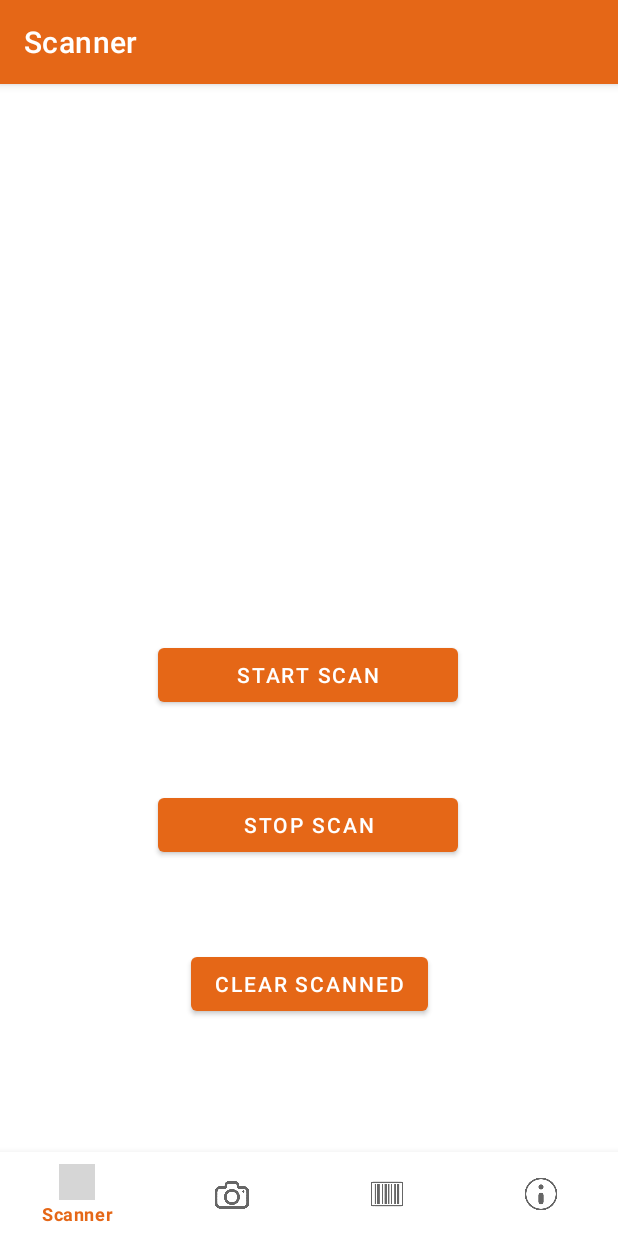
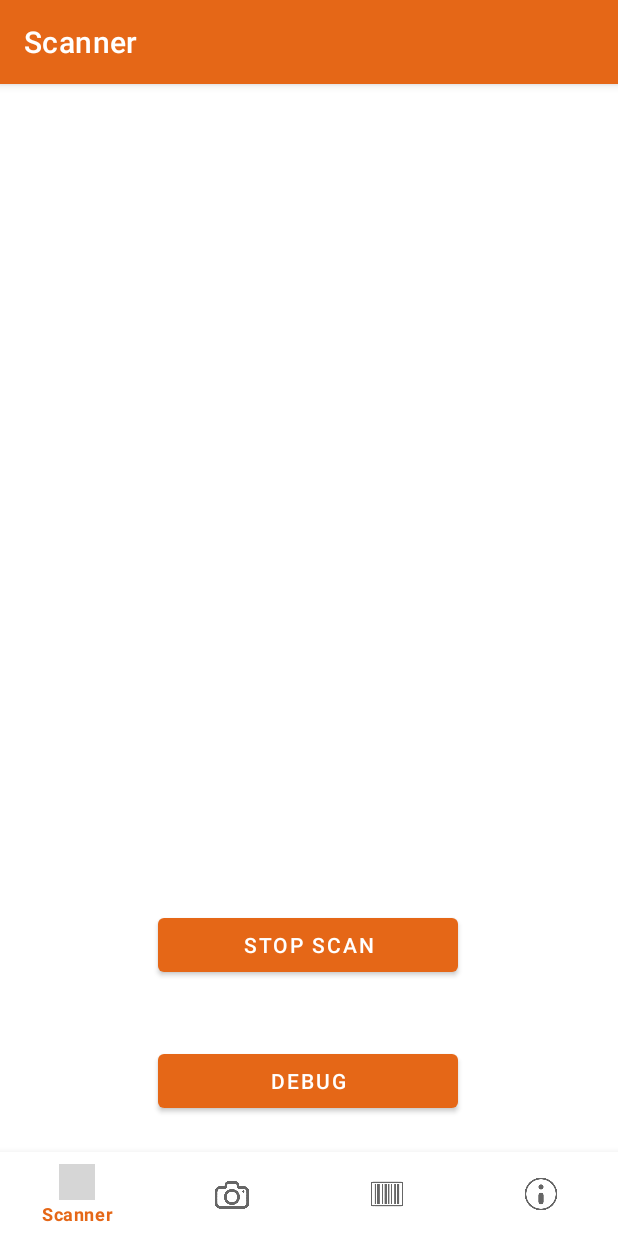
Before and after one commit to nqnewlin/BarcodeGenerator, an Android app: the screen it shows after launch (MainActivity), after a tap on "START SCAN", on a phone screen of 412 x 824 dp. Run offline under Robolectric (Android 15) with nearby library versions, the light colour scheme and no system bars; our stand-ins replace EventBus, Room's generated code, navigation-ui; 1 other tap on this screen came first; grey boxes are pictures that could not be loaded.

Commit message:
Moved delete to barcode fragment.

```diff
--- a/app/src/main/AndroidManifest.xml
+++ b/app/src/main/AndroidManifest.xml
@@ -16,7 +16,9 @@
         android:theme="@style/Theme.BarcodeGenerator">
         <activity
             android:name=".MainActivity"
-            android:label="@string/app_name">
+            android:label="@string/app_name"
+            android:configChanges="orientation|screenSize|keyboard"
+            android:screenOrientation="portrait">
             <intent-filter>
                 <action android:name="android.intent.action.MAIN" />
 
@@ -26,6 +28,7 @@
         <activity android:name=".DisplayBarcodes"
             android:theme="@style/Theme.BarcodeGenerator"
             android:parentActivityName=".MainActivity"
+            android:screenOrientation="portrait"
             >
             <meta-data
                 android:name="android.support.PARENT_ACTIVITY"
--- a/app/src/main/java/com/newlin/barcodegenerator/ui/helpers/SwipeToDeleteCallback.java
+++ b/app/src/main/java/com/newlin/barcodegenerator/ui/helpers/SwipeToDeleteCallback.java
@@ -94,6 +94,6 @@ abstract public class SwipeToDeleteCallback extends ItemTouchHelper.Callback {
 
     @Override
     public float getSwipeThreshold(@NonNull RecyclerView.ViewHolder viewHolder) {
-        return 0.7f;
+        return 0.4f;
     }
 }
--- a/app/src/main/java/com/newlin/barcodegenerator/ui/scanner/ScannerFragment.java
+++ b/app/src/main/java/com/newlin/barcodegenerator/ui/scanner/ScannerFragment.java
@@ -6,6 +6,9 @@ import android.content.Intent;
 import android.media.projection.MediaProjectionManager;
 import android.os.Bundle;
 import android.view.LayoutInflater;
+import android.view.Menu;
+import android.view.MenuInflater;
+import android.view.MenuItem;
 import android.view.View;
 import android.view.ViewGroup;
 import android.widget.Button;
@@ -37,28 +40,20 @@ public class ScannerFragment extends Fragment {
 
 
         Button startButton = (Button) root.findViewById(R.id.button);
+        startButton.setText("Start Scan");
         startButton.setOnClickListener(new View.OnClickListener() {
             public void onClick(View v) {
-               ((MainActivity) getActivity()).startProjection(root);
+                scanButton(root, startButton);
             }
         });
 
+        // TODO remove this button when debug not needed
         Button stopButton = (Button) root.findViewById(R.id.button2);
         stopButton.setOnClickListener(new View.OnClickListener() {
             public void onClick(View v) {
                 ((MainActivity) getActivity()).stopProjection(root);
             }
         });
-
-        Button clearButton = (Button) root.findViewById(R.id.button3);
-        clearButton.setOnClickListener(new View.OnClickListener() {
-            public void onClick(View v) {
-                ((MainActivity) getActivity()).deleteScannedList();
-            }
-        });
-
-
-
 
         return root;
     }
@@ -73,7 +68,19 @@ public class ScannerFragment extends Fragment {
         }
     }
 
-
-
-
+    public void scanButton(View view, Button button) {
+        String name = button.getText().toString();
+        switch (name){
+            case "Start Scan":
+                button.setText("Stop Scan");
+                ((MainActivity) getActivity()).startProjection(view);
+                break;
+            case "Stop Scan":
+                button.setText("Start Scan");
+                ((MainActivity) getActivity()).stopProjection(view);
+                break;
+            default:
+                break;
+        }
+    }
 }
--- a/app/src/main/res/layout/display_barcodes.xml
+++ b/app/src/main/res/layout/display_barcodes.xml
@@ -11,6 +11,7 @@
         android:id="@+id/rvContacts"
         android:layout_width="0dp"
         android:layout_height="0dp"
+        android:scrollbars="vertical"
         android:backgroundTint="@color/white"
         app:layout_constraintBottom_toBottomOf="parent"
         app:layout_constraintEnd_toEndOf="parent"
--- a/app/src/main/res/layout/fragment_barcodes.xml
+++ b/app/src/main/res/layout/fragment_barcodes.xml
@@ -12,6 +12,7 @@
         android:id="@+id/rvContacts"
         android:layout_width="0dp"
         android:layout_height="0dp"
+        android:scrollbars="vertical"
         android:backgroundTint="@color/white"
         app:layout_constraintBottom_toTopOf="@+id/nav_view"
         app:layout_constraintEnd_toEndOf="parent"
--- a/app/src/main/res/layout/fragment_scanner.xml
+++ b/app/src/main/res/layout/fragment_scanner.xml
@@ -17,28 +17,19 @@
         app:layout_constraintHorizontal_bias="0.497"
         app:layout_constraintStart_toStartOf="parent"
         app:layout_constraintTop_toTopOf="parent"
-        app:layout_constraintVertical_bias="0.876" />
+        app:layout_constraintVertical_bias="0.928" />
 
     <Button
         android:id="@+id/button2"
         android:layout_width="wrap_content"
         android:layout_height="wrap_content"
         android:width="200dp"
-        android:text="Stop Scan"
-        app:layout_constraintBottom_toTopOf="@+id/button3"
+        android:text="DEBUG"
+        app:layout_constraintBottom_toBottomOf="parent"
         app:layout_constraintEnd_toEndOf="parent"
         app:layout_constraintHorizontal_bias="0.497"
         app:layout_constraintStart_toStartOf="parent"
         app:layout_constraintTop_toTopOf="parent"
         app:layout_constraintVertical_bias="0.89" />
 
-    <Button
-        android:id="@+id/button3"
-        android:layout_width="wrap_content"
-        android:layout_height="wrap_content"
-        android:layout_marginBottom="144dp"
-        android:text="Clear Scanned"
-        app:layout_constraintBottom_toBottomOf="parent"
-        app:layout_constraintEnd_toEndOf="parent"
-        app:layout_constraintStart_toStartOf="parent" />
 </androidx.constraintlayout.widget.ConstraintLayout>
--- a/app/src/main/res/values/strings.xml
+++ b/app/src/main/res/values/strings.xml
@@ -12,4 +12,5 @@
     <string name="permission_camera_rationale">Access to the camera is needed for detection</string>
     <string name="low_storage_error">Ocr dependencies cannot be downloaded due to low device storage</string>
     <string name="no_camera_permission">This application cannot run because it does not have the camera permission.  The application will now exit.</string>
+    <string name="clear_all">Clear All</string>
 </resources>
--- a/build.gradle
+++ b/build.gradle
@@ -5,7 +5,7 @@ buildscript {
         jcenter()
     }
     dependencies {
-        classpath "com.android.tools.build:gradle:4.1.1"
+        classpath 'com.android.tools.build:gradle:4.2.1'
 
         // NOTE: Do not place your application dependencies here; they belong
         // in the individual module build.gradle files
```
Also changed, not shown: app/src/main/java/com/newlin/barcodegenerator/ui/barcodes/BarcodesFragment.java (+86 -0 lines), app/src/main/res/drawable-anydpi/ic_clear_all.xml (added, +11 -0 lines), app/src/main/res/drawable-anydpi/ic_delete.xml (added, +11 -0 lines), app/src/main/res/menu/scanner_menu.xml (added, +10 -0 lines), app/src/main/res/drawable-hdpi/ic_clear_all.png (added), app/src/main/res/drawable-hdpi/ic_delete.png (added), app/src/main/res/drawable-mdpi/ic_clear_all.png (added), app/src/main/res/drawable-mdpi/ic_delete.png (added), app/src/main/res/drawable-xhdpi/ic_clear_all.png (added), app/src/main/res/drawable-xhdpi/ic_delete.png (added), app/src/main/res/drawable-xxhdpi/ic_clear_all.png (added), app/src/main/res/drawable-xxhdpi/ic_delete.png (added), gradle/wrapper/gradle-wrapper.properties.
